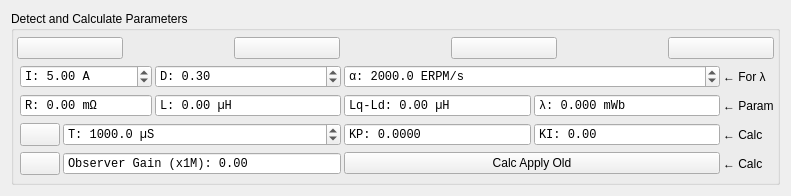
Qt form widgets/detectfoc.ui (vedderb/vesc_tool) before a commit.
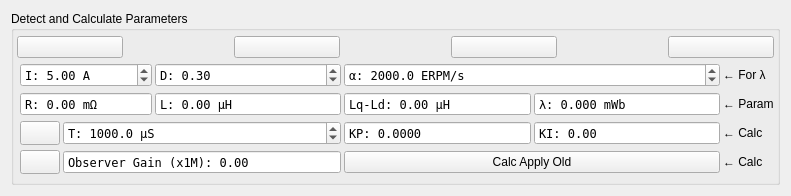
The same form after that commit. Icons and pictures are not drawn.

Commit message: Fixed some weird font behavior on windows for default monospace font

The edit to the form file:
```diff
--- a/widgets/detectfoc.ui
+++ b/widgets/detectfoc.ui
@@ -52,7 +52,7 @@
         </property>
         <property name="font">
          <font>
-          <family>Monospace</family>
+          <family>DejaVu Sans Mono</family>
          </font>
         </property>
         <property name="toolTip">
@@ -92,7 +92,7 @@
        <widget class="QDoubleSpinBox" name="obsGainBox">
         <property name="font">
          <font>
-          <family>Monospace</family>
+          <family>DejaVu Sans Mono</family>
          </font>
         </property>
         <property name="toolTip">
@@ -132,7 +132,7 @@
         </property>
         <property name="font">
          <font>
-          <family>Monospace</family>
+          <family>DejaVu Sans Mono</family>
          </font>
         </property>
         <property name="toolTip">
@@ -162,7 +162,7 @@
        <widget class="QDoubleSpinBox" name="currentBox">
         <property name="font">
          <font>
-          <family>Monospace</family>
+          <family>DejaVu Sans Mono</family>
          </font>
         </property>
         <property name="toolTip">
@@ -239,7 +239,7 @@
         </property>
         <property name="font">
          <font>
-          <family>Monospace</family>
+          <family>DejaVu Sans Mono</family>
          </font>
         </property>
         <property name="toolTip">
@@ -437,7 +437,7 @@
        <widget class="QDoubleSpinBox" name="dutyBox">
         <property name="font">
          <font>
-          <family>Monospace</family>
+          <family>DejaVu Sans Mono</family>
          </font>
         </property>
         <property name="toolTip">
@@ -470,7 +470,7 @@
         </property>
         <property name="font">
          <font>
-          <family>Monospace</family>
+          <family>DejaVu Sans Mono</family>
          </font>
         </property>
         <property name="readOnly">
@@ -494,7 +494,7 @@
        <widget class="QDoubleSpinBox" name="erpmBox">
         <property name="font">
          <font>
-          <family>Monospace</family>
+          <family>DejaVu Sans Mono</family>
          </font>
         </property>
         <property name="toolTip">
@@ -538,7 +538,7 @@
        <widget class="QDoubleSpinBox" name="kiBox">
         <property name="font">
          <font>
-          <family>Monospace</family>
+          <family>DejaVu Sans Mono</family>
          </font>
         </property>
         <property name="toolTip">
@@ -574,7 +574,7 @@
        <widget class="QDoubleSpinBox" name="kpBox">
         <property name="font">
          <font>
-          <family>Monospace</family>
+          <family>DejaVu Sans Mono</family>
          </font>
         </property>
         <property name="toolTip">
@@ -616,7 +616,7 @@
         </property>
         <property name="font">
          <font>
-          <family>Monospace</family>
+          <family>DejaVu Sans Mono</family>
          </font>
         </property>
         <property name="toolTip">
```
The commit also changes 7 other files.
